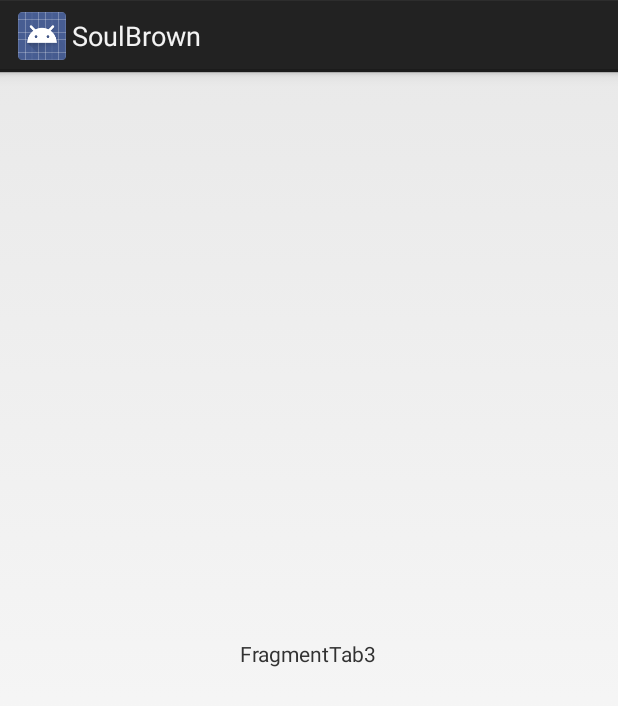
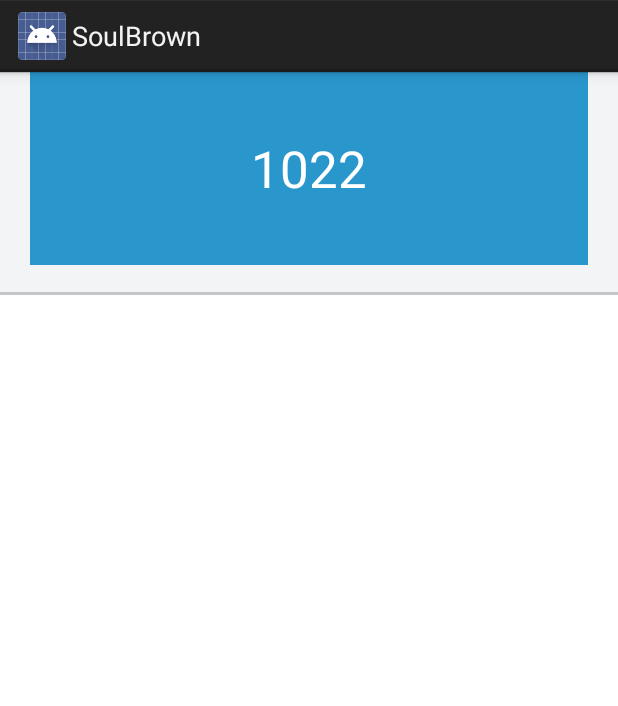
Before and after one commit to jonykorea/slideMenu, an Android app: the fragment ViewPagerFragment03 shown on its own in the app's theme, on a phone screen of 412 x 824 dp. Shown: the top 706 px of the screen. Run offline under Robolectric (Android 15) with nearby library versions, the phone set to English and light mode, and no system bars.

Commit message:
viewpager layout 수정.

```diff
--- a/app/src/main/res/layout/fragmenttab3.xml
+++ b/app/src/main/res/layout/fragmenttab3.xml
@@ -1,13 +1,33 @@
 <RelativeLayout xmlns:android="http://schemas.android.com/apk/res/android"
     xmlns:tools="http://schemas.android.com/tools"
     android:layout_width="match_parent"
-    android:layout_height="match_parent" >
+    android:layout_height="match_parent"
+    android:background="#ffffff">
 
-    <TextView
-        android:layout_width="wrap_content"
-        android:layout_height="wrap_content"
-        android:layout_centerHorizontal="true"
-        android:layout_centerVertical="true"
-        android:text="FragmentTab3" />
+    <RelativeLayout
+        android:id="@+id/store_name"
+        android:layout_width="match_parent"
+        android:layout_height="220px"
+        android:background="#F2F4F5"
+        android:paddingBottom="27px"
+        android:paddingLeft="30px"
+        android:paddingRight="30px"
+        android:text="FragmentTab1">
+
+        <TextView
+            android:layout_width="match_parent"
+            android:layout_height="match_parent"
+            android:background="#2996CC"
+            android:gravity="center"
+            android:text="1022"
+            android:textColor="#ffffff"
+            android:textSize="34dp" />
+    </RelativeLayout>
+
+    <LinearLayout
+        android:layout_below="@id/store_name"
+        android:layout_width="match_parent"
+        android:layout_height="3px"
+        android:background="#C2C7CC" />
 
 </RelativeLayout>
```
Also changed, not shown: app/src/main/res/layout/fragmenttab1.xml (+27 -7 lines), app/src/main/res/layout/fragmenttab2.xml (+27 -7 lines).
